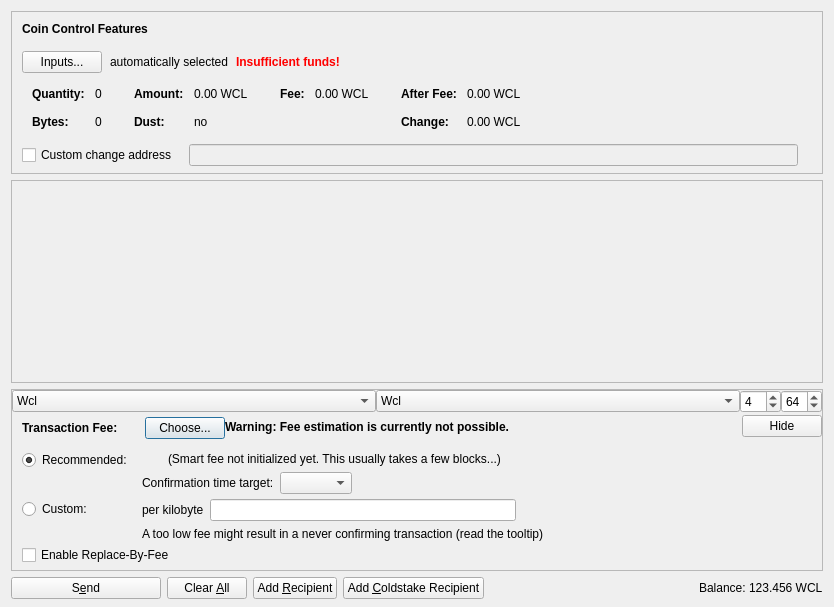
Before: the Qt Designer form src/qt/forms/sendcoinsdialog.ui in vpubchain/vircle-core, drawn with Qt 5.
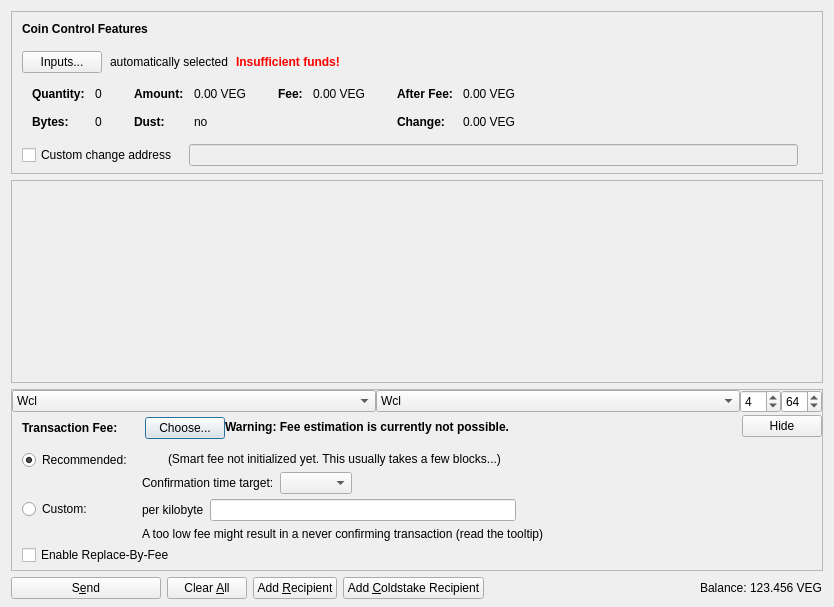
After: the same form once the commit is applied. Icons and pictures are not drawn. Custom widgets are drawn as their Qt base class.

Diff of the .ui file:
```diff
--- a/src/qt/forms/sendcoinsdialog.ui
+++ b/src/qt/forms/sendcoinsdialog.ui
@@ -324,7 +324,7 @@
                   <enum>Qt::ActionsContextMenu</enum>
                  </property>
                  <property name="text">
-                  <string notr="true">0.00 WCL</string>
+                  <string notr="true">0.00 VEG</string>
                  </property>
                  <property name="textInteractionFlags">
                   <set>Qt::LinksAccessibleByMouse|Qt::TextSelectableByKeyboard|Qt::TextSelectableByMouse</set>
@@ -404,7 +404,7 @@
                   <enum>Qt::ActionsContextMenu</enum>
                  </property>
                  <property name="text">
-                  <string notr="true">0.00 WCL</string>
+                  <string notr="true">0.00 VEG</string>
                  </property>
                  <property name="textInteractionFlags">
                   <set>Qt::LinksAccessibleByMouse|Qt::TextSelectableByKeyboard|Qt::TextSelectableByMouse</set>
@@ -455,7 +455,7 @@
                   <enum>Qt::ActionsContextMenu</enum>
                  </property>
                  <property name="text">
-                  <string notr="true">0.00 WCL</string>
+                  <string notr="true">0.00 VEG</string>
                  </property>
                  <property name="textInteractionFlags">
                   <set>Qt::LinksAccessibleByMouse|Qt::TextSelectableByKeyboard|Qt::TextSelectableByMouse</set>
@@ -484,7 +484,7 @@
                   <enum>Qt::ActionsContextMenu</enum>
                  </property>
                  <property name="text">
-                  <string notr="true">0.00 WCL</string>
+                  <string notr="true">0.00 VEG</string>
                  </property>
                  <property name="textInteractionFlags">
                   <set>Qt::LinksAccessibleByMouse|Qt::TextSelectableByKeyboard|Qt::TextSelectableByMouse</set>
@@ -1314,7 +1314,7 @@
           <cursorShape>IBeamCursor</cursorShape>
          </property>
          <property name="text">
-          <string notr="true">123.456 WCL</string>
+          <string notr="true">123.456 VEG</string>
          </property>
          <property name="textInteractionFlags">
           <set>Qt::LinksAccessibleByMouse|Qt::TextSelectableByKeyboard|Qt::TextSelectableByMouse</set>
```
